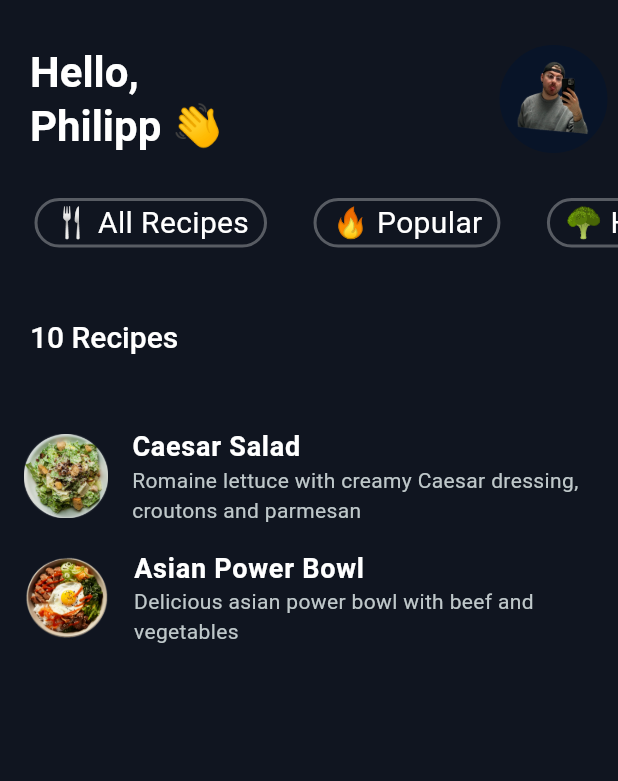
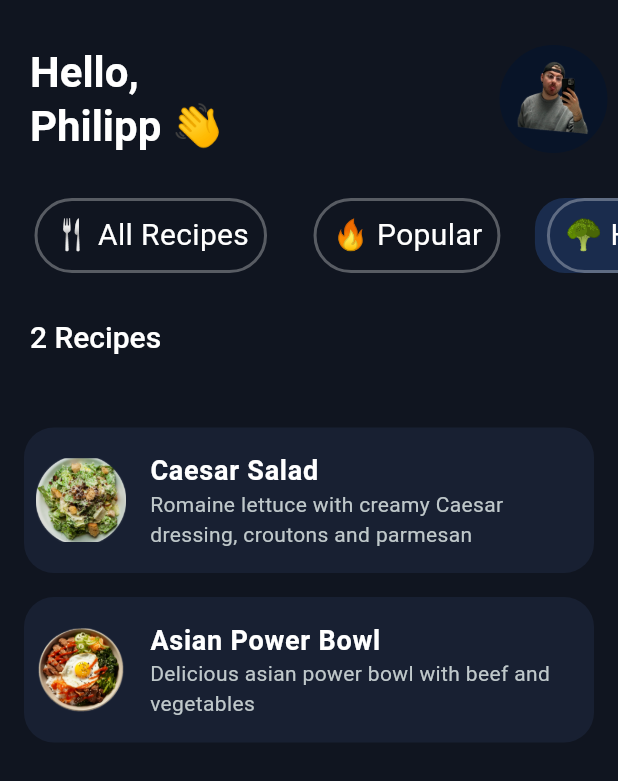
Before and after one commit to xXMestiXx/YumYumNavigator, a Flutter app: the HomeScreen screen opened directly, after a tap on "Popular", after a tap on "Healthy", on a phone screen of 412 x 824 dp. Shown: the top 781 px of the screen. Run offline on Flutter 3.47's test engine with Material 3 defaults, Android fonts, the light colour scheme and no system bars; drawn by our look-alikes of flutter_animate; our stand-ins replace flex_color_scheme, flutter_riverpod, freezed_annotation, sliding_up_panel, timelines.

Commit message:
counter and the display of recipes have been fixed

```diff
--- a/lib/main.dart
+++ b/lib/main.dart
@@ -44,4 +44,3 @@
     );
   }
 }
-//a
--- a/lib/src/recipes/presentation/screens/home_screen.dart
+++ b/lib/src/recipes/presentation/screens/home_screen.dart
@@ -18,6 +18,7 @@ class HomeScreen extends ConsumerStatefulWidget {
 }
 
 class _HomeScreenState extends ConsumerState<HomeScreen> {
+  int _visibleRecipesCount = 0;
   bool _showRecipeList = false;
   String? _selectedCategory;
 
@@ -43,12 +44,15 @@ class _HomeScreenState extends ConsumerState<HomeScreen> {
   Widget build(BuildContext context) {
     final avatarPlayDuration = 500.ms;
     final avatarWaitingDuration = 400.ms;
-    final nameDelayDuration = avatarWaitingDuration + avatarWaitingDuration + 200.ms;
+    final nameDelayDuration =
+        avatarWaitingDuration + avatarWaitingDuration + 200.ms;
     final namePlayDuration = 800.ms;
     final categoryListPlayDuration = 750.ms;
-    final categoryListDelayDuration = nameDelayDuration + namePlayDuration - 400.ms;
+    final categoryListDelayDuration =
+        nameDelayDuration + namePlayDuration - 400.ms;
     final selectedCategoryPlayDuration = 400.ms;
-    final selectedCategoryDelayDuration = categoryListDelayDuration + categoryListPlayDuration;
+    final selectedCategoryDelayDuration =
+        categoryListDelayDuration + categoryListPlayDuration;
 
     final recipesAsyncValue = ref.watch(recipesProvider);
 
@@ -79,6 +83,7 @@ class _HomeScreenState extends ConsumerState<HomeScreen> {
                 AnimatedSelectedCategoryWidget(
                   selectedCategoryPlayDuration: selectedCategoryPlayDuration,
                   selectedCategoryDelayDuration: selectedCategoryDelayDuration,
+                  visibleRecipesCount: _visibleRecipesCount,
                 ),
                 const SizedBox(height: 40),
               ],
@@ -86,12 +91,21 @@ class _HomeScreenState extends ConsumerState<HomeScreen> {
           ),
           recipesAsyncValue.when(
             data: (recipes) {
-              print('Recipes loaded: ${recipes.length}');
               List<Recipe> filteredRecipes = _selectedCategory == "All Recipes"
                   ? recipes
                   : _selectedCategory == null || _selectedCategory!.isEmpty
                   ? recipes
-                  : recipes.where((recipe) => recipe.category == _selectedCategory).toList();
+                  : recipes
+                  .where(
+                      (recipe) => recipe.category == _selectedCategory)
+                  .toList();
+
+              // Hier muss setState aufgerufen werden, um _visibleRecipesCount zu aktualisieren
+              WidgetsBinding.instance.addPostFrameCallback((_) {
+                setState(() {
+                  _visibleRecipesCount = filteredRecipes.length;
+                });
+              });
 
               return SliverList(
                 delegate: SliverChildBuilderDelegate(
@@ -99,22 +113,37 @@ class _HomeScreenState extends ConsumerState<HomeScreen> {
                     final recipe = filteredRecipes[index];
                     return GestureDetector(
                       onTap: () {
-                        print('Recipe tapped: ${recipe.name}');
                         Navigator.push(
                           context,
                           MaterialPageRoute(
-                            builder: (context) => RecipeDetailsScreen(recipe: recipe),
+                            builder: (context) =>
+                                RecipeDetailsScreen(recipe: recipe),
                           ),
                         );
                       },
-                      child: ListTile(
-                        title: Text(recipe.name),
-                        subtitle: Text(recipe.description),
-                        leading: Image.asset(
-                          recipe.imageUrl,
-                          errorBuilder: (context, error, stackTrace) {
-                            return const Icon(Icons.image_not_supported);
-                          },
+                      child: Card(
+                        margin: const EdgeInsets.symmetric(
+                            vertical: 8, horizontal: 16),
+                        child: ListTile(
+                          contentPadding: const EdgeInsets.all(8.0),
+                          leading: ClipRRect(
+                            borderRadius: BorderRadius.circular(8.0),
+                            child: Image.asset(
+                              recipe.imageUrl,
+                              width: 60,
+                              height: 60,
+                              fit: BoxFit.cover,
+                              errorBuilder: (context, error, stackTrace) {
+                                return const Icon(Icons.image_not_supported,
+                                    size: 60);
+                              },
+                            ),
+                          ),
+                          title: Text(
+                            recipe.name,
+                            style: const TextStyle(fontWeight: FontWeight.bold),
+                          ),
+                          subtitle: Text(recipe.description),
                         ),
                       ),
                     );
@@ -126,13 +155,10 @@ class _HomeScreenState extends ConsumerState<HomeScreen> {
             loading: () => const SliverToBoxAdapter(
               child: Center(child: CircularProgressIndicator()),
             ),
-            error: (error, stack) {
-              print('Error loading recipes: $error');
-              return SliverToBoxAdapter(
-                child: Center(child: Text('Failed to load recipes: $error')),
-              );
-            },
-          )
+            error: (error, stack) => SliverToBoxAdapter(
+              child: Center(child: Text('Failed to load recipes: $error')),
+            ),
+          ),
         ],
       ),
     );
--- a/lib/src/recipes/presentation/widget/home_screen/animated_category_list.dart
+++ b/lib/src/recipes/presentation/widget/home_screen/animated_category_list.dart
@@ -1,4 +1,3 @@
-// ignore_for_file: public_member_api_docs, sort_constructors_first
 import 'package:flutter/material.dart';
 import 'package:yumyumnavigator/src/recipes/presentation/widget/home_screen/food_category_widget.dart';
 
@@ -49,9 +48,7 @@ class _AnimatedCategoryListState extends State<AnimatedCategoryList> with Single
           _categories.length,
               (index) {
             final category = _categories[index];
-            return Wrap(
-              children: [
-                FadeTransition(
+            return FadeTransition(
               opacity: Tween<double>(begin: 0, end: 1).animate(
                 CurvedAnimation(
                   parent: _controller,
@@ -62,22 +59,24 @@ class _AnimatedCategoryListState extends State<AnimatedCategoryList> with Single
                   ),
                 ),
               ),
-                  child: GestureDetector( // Moved inside FadeTransition
+              child: GestureDetector(
                 onTap: () {
+                  setState(() {
+                    _selectedCategory = category.name;
+                  });
                   widget.onCategorySelected(category.name);
                 },
                 child: Container(
                   padding: const EdgeInsets.symmetric(horizontal: 8.0),
                   decoration: BoxDecoration(
-                        color:
-                        _selectedCategory == category.name ? Colors.blueAccent.withOpacity(0.2) : Colors.transparent,
+                    color: _selectedCategory == category.name
+                        ? Colors.blueAccent.withOpacity(0.2)
+                        : Colors.transparent,
                     borderRadius: BorderRadius.circular(20),
                   ),
                   child: category,
                 ),
               ),
-                ),
-              ],
             );
           },
         ),
@@ -86,7 +85,6 @@ class _AnimatedCategoryListState extends State<AnimatedCategoryList> with Single
   }
 }
 
-
 const _categories = [
   FoodCategoryWidget(icon: "🍴", name: "All Recipes"),
   FoodCategoryWidget(icon: "🔥", name: "Popular"),
--- a/lib/src/recipes/presentation/widget/home_screen/animated_selected_category_widget.dart
+++ b/lib/src/recipes/presentation/widget/home_screen/animated_selected_category_widget.dart
@@ -5,10 +5,12 @@ import 'package:flutter_animate/flutter_animate.dart';
 class AnimatedSelectedCategoryWidget extends StatelessWidget {
   final Duration selectedCategoryPlayDuration;
   final Duration selectedCategoryDelayDuration;
+  final int visibleRecipesCount;
   const AnimatedSelectedCategoryWidget({
     Key? key,
     required this.selectedCategoryPlayDuration,
     required this.selectedCategoryDelayDuration,
+    required this.visibleRecipesCount,
   }) : super(key: key);
 
   @override
@@ -16,7 +18,7 @@ class AnimatedSelectedCategoryWidget extends StatelessWidget {
     return Padding(
       padding: const EdgeInsets.only(left: 20),
       child: Text(
-        "10 Recipes",
+        "$visibleRecipesCount Recipes",
         style: Theme.of(context).textTheme.titleLarge,
       )
           .animate()
```
Lines whose indentation alone changed are shown as unchanged.
